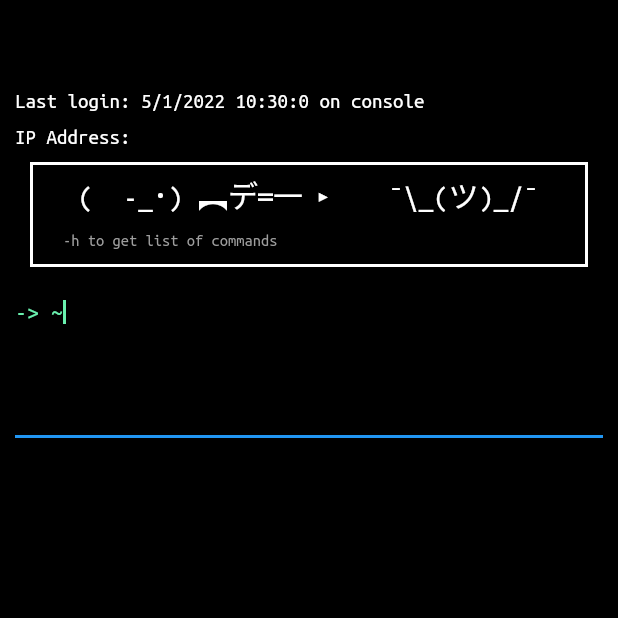
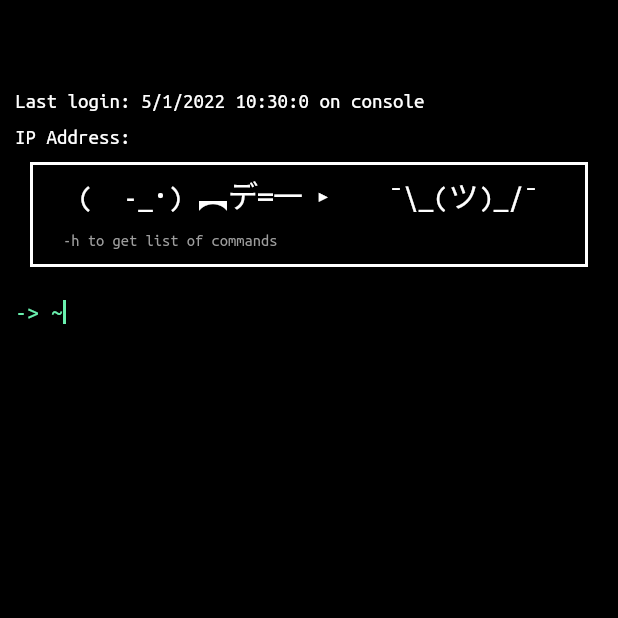
Before and after one commit to JordyHers/flutter_terminal, a Flutter app: the screen it shows after launch, on a phone screen of 412 x 824 dp, the top half of it. Run offline on Flutter 3.47's test engine with Material 2 defaults, Android fonts, the light colour scheme and no system bars; our stand-ins replace contacts_service, device_info_plus, permission_handler, shared_preferences; missing offline and left inert: dart_ipify.

Commit message:
Few modifications

```diff
--- a/lib/repository/repository.dart
+++ b/lib/repository/repository.dart
@@ -34,7 +34,7 @@ class Repository implements Rep {
   @override
   Future<String?> getMessage(int index) async {
     SharedPreferences prefs = await SharedPreferences.getInstance();
-    var messageList = await prefs.getStringList('Messages');
+    var messageList =  prefs.getStringList('Messages');
     print(messageList![index]);
     return messageList.last;
   }
@@ -42,12 +42,12 @@ class Repository implements Rep {
   @override
   Future<String?> getNotes(int index) async {
     SharedPreferences prefs = await SharedPreferences.getInstance();
-    var noteList = await prefs.getStringList('Notes');
+    var noteList =  prefs.getStringList('Notes');
     print(noteList![index]);
     return noteList.last;
   }
 
-  @override
+
   Future<List<Contact>> getContacts() async {
     List<Contact> contacts;
     var status = await Permission.contacts.status;
--- a/lib/views/home_page.dart
+++ b/lib/views/home_page.dart
@@ -211,7 +211,7 @@ class _HomePageState extends State<HomePage> {
                             controller: input,
                             textInputAction: TextInputAction.done,
                             keyboardType: TextInputType.text,
-                            maxLines: 5,
+                            maxLines: 2,
                             onEditingComplete: () {
                               if(input.text.isNotEmpty){
                                 controller.add('-> ~ ${input.text}');
@@ -224,6 +224,12 @@ class _HomePageState extends State<HomePage> {
                             style: TextStyle(color: Colors.white),
                             cursorColor: Colors.greenAccent,
                             decoration: InputDecoration(
+                                enabledBorder: UnderlineInputBorder(
+                                  borderSide: BorderSide(color: Colors.black),
+                                ),
+                                focusedBorder: UnderlineInputBorder(
+                                  borderSide: BorderSide(color: Colors.black),
+                                ),
                                 prefixText: '-> ~$text',
                                 hintStyle:
                                     TextStyle(color: Colors.greenAccent)),
```
Also changed, not shown: pubspec.lock.
